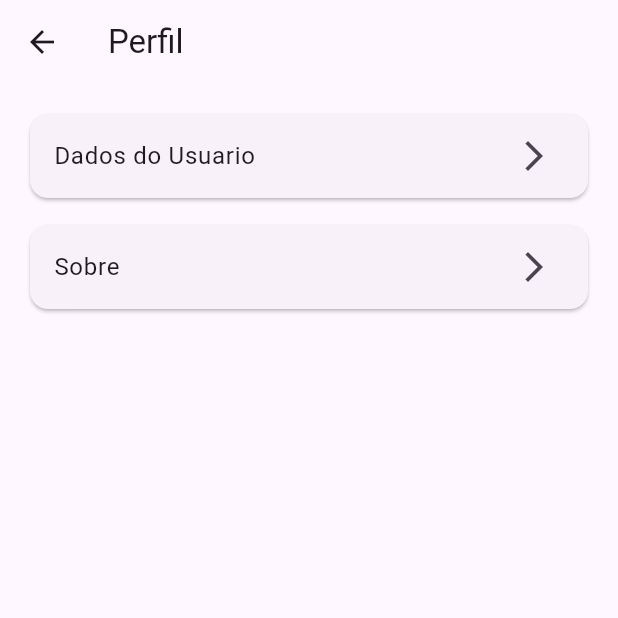
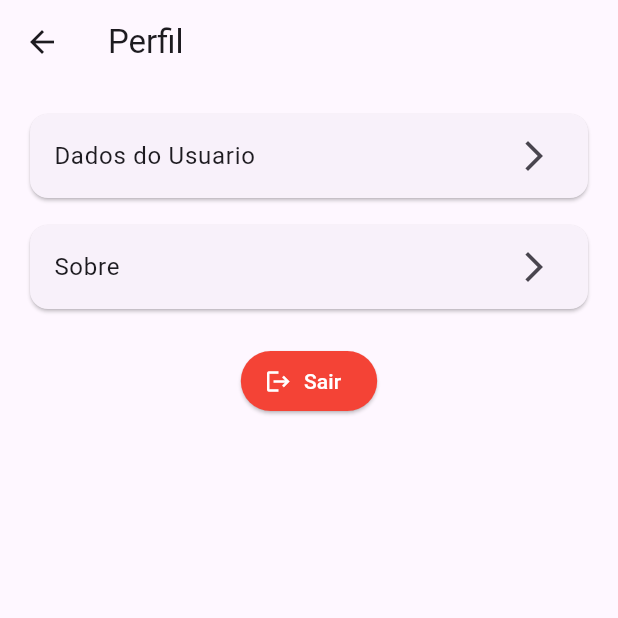
Before and after one commit to IagoMesquita/todo-flutter-clean-arch, a Flutter app: the PerfilPage screen opened directly, on a phone screen of 412 x 824 dp, the top half of it. Run offline on Flutter 3.47's test engine with Material 3 defaults, Android fonts, the phone set to English and light mode, and no system bars; our stand-ins replace cloud_firestore, equatable, firebase_auth, firebase_core, flutter_bloc, package_info_plus; accounts and stored records are empty.

Commit message:
feat: add logout

```diff
--- a/lib/features/todo/presentation/pages/perfil_page.dart
+++ b/lib/features/todo/presentation/pages/perfil_page.dart
@@ -1,4 +1,8 @@
 import 'package:flutter/material.dart';
+import 'package:flutter_bloc/flutter_bloc.dart';
+import 'package:todo_clean_arch/features/auth/presentation/cubit/auth_cubit.dart';
+import 'package:todo_clean_arch/features/auth/presentation/cubit/auth_state.dart';
+import 'package:todo_clean_arch/features/auth/presentation/pages/auth_page.dart';
 import 'package:todo_clean_arch/features/todo/presentation/pages/about_page.dart';
 import 'package:todo_clean_arch/features/todo/presentation/pages/user_data_page.dart';
 
@@ -7,6 +11,10 @@ class PerfilPage extends StatelessWidget {
 
   @override
   Widget build(BuildContext context) {
+    return BlocBuilder<AuthCubit, AuthState>(builder: (context, state) {
+      if (state is AuthLoading) {
+        return const Center(child: CircularProgressIndicator());
+      }
       return Scaffold(
         appBar: AppBar(
           title: const Text('Perfil'),
@@ -39,10 +47,27 @@ class PerfilPage extends StatelessWidget {
                     );
                   },
                 ),
+              ),
+              const SizedBox(height: 20),
+              ElevatedButton.icon(
+                onPressed: () {
+                  context.read<AuthCubit>().singOut();
+                  Navigator.pushAndRemoveUntil(
+                    context,
+                    MaterialPageRoute(builder: (context) => const AuthPage()),
+                    (_) => false,
+                  );
+                  print('Botao Sair');
+                },
+                icon: const Icon(Icons.logout),
+                label: const Text('Sair'),
+                style: ElevatedButton.styleFrom(
+                    foregroundColor: Colors.white, backgroundColor: Colors.red),
               )
             ],
           ),
         ),
       );
+    });
   }
 }
```
Lines whose indentation alone changed are shown as unchanged.
